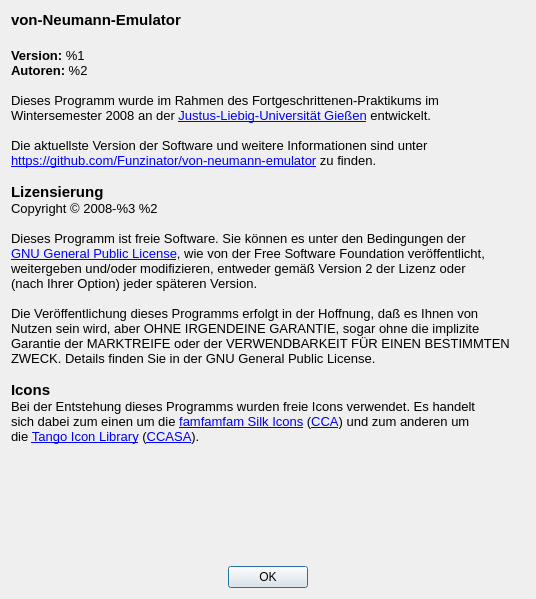
First picture: the form in ui/AboutDialog.ui, repository Funzinator/von-neumann-emulator, before the edit.
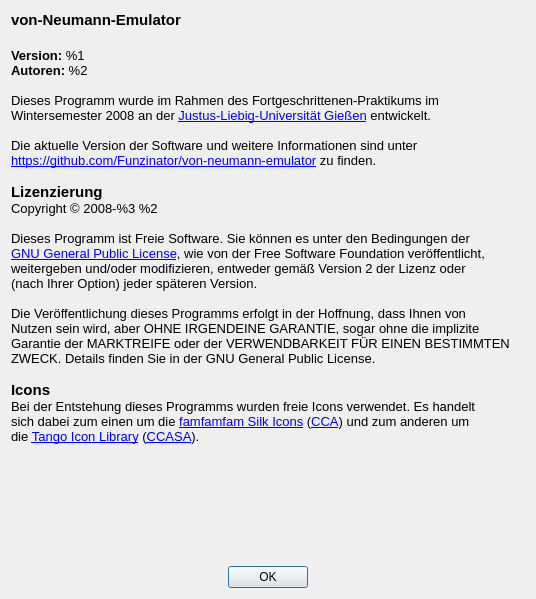
Second picture: the form after the edit.

Commit message: Korrektur Rechtschreibung

Patch:
```diff
--- a/ui/AboutDialog.ui
+++ b/ui/AboutDialog.ui
@@ -33,18 +33,18 @@
 &lt;p style=" margin-top:0px; margin-bottom:0px; margin-left:0px; margin-right:0px; -qt-block-indent:0; text-indent:0px;">Dieses Programm wurde im Rahmen des Fortgeschrittenen-Praktikums im&lt;/p>
 &lt;p style=" margin-top:0px; margin-bottom:0px; margin-left:0px; margin-right:0px; -qt-block-indent:0; text-indent:0px;">Wintersemester 2008 an der &lt;a href="http://www.uni-giessen.de/">&lt;span style=" text-decoration: underline; color:#0000ff;">Justus-Liebig-Universität Gießen&lt;/span>&lt;/a> entwickelt.&lt;/p>
 &lt;p style="-qt-paragraph-type:empty; margin-top:0px; margin-bottom:0px; margin-left:0px; margin-right:0px; -qt-block-indent:0; text-indent:0px;">&lt;/p>
-&lt;p style=" margin-top:0px; margin-bottom:0px; margin-left:0px; margin-right:0px; -qt-block-indent:0; text-indent:0px;">Die aktuellste Version der Software und weitere Informationen sind unter&lt;/p>
+&lt;p style=" margin-top:0px; margin-bottom:0px; margin-left:0px; margin-right:0px; -qt-block-indent:0; text-indent:0px;">Die aktuelle Version der Software und weitere Informationen sind unter&lt;/p>
 &lt;p style=" margin-top:0px; margin-bottom:0px; margin-left:0px; margin-right:0px; -qt-block-indent:0; text-indent:0px;">&lt;a href="https://github.com/Funzinator/von-neumann-emulator">&lt;span style=" text-decoration: underline; color:#0000ff;">https://github.com/Funzinator/von-neumann-emulator&lt;/span>&lt;/a> zu finden.&lt;/p>
 &lt;p style="-qt-paragraph-type:empty; margin-top:0px; margin-bottom:0px; margin-left:0px; margin-right:0px; -qt-block-indent:0; text-indent:0px;">&lt;/p>
-&lt;p style=" margin-top:0px; margin-bottom:0px; margin-left:0px; margin-right:0px; -qt-block-indent:0; text-indent:0px;">&lt;span style=" font-size:11pt; font-weight:600;">Lizensierung&lt;/span>&lt;/p>
+&lt;p style=" margin-top:0px; margin-bottom:0px; margin-left:0px; margin-right:0px; -qt-block-indent:0; text-indent:0px;">&lt;span style=" font-size:11pt; font-weight:600;">Lizenzierung&lt;/span>&lt;/p>
 &lt;p style=" margin-top:0px; margin-bottom:0px; margin-left:0px; margin-right:0px; -qt-block-indent:0; text-indent:0px;">Copyright © 2008-%3 %2&lt;/p>
 &lt;p style="-qt-paragraph-type:empty; margin-top:0px; margin-bottom:0px; margin-left:0px; margin-right:0px; -qt-block-indent:0; text-indent:0px;">&lt;/p>
-&lt;p style=" margin-top:0px; margin-bottom:0px; margin-left:0px; margin-right:0px; -qt-block-indent:0; text-indent:0px;">Dieses Programm ist freie Software. Sie können es unter den Bedingungen der&lt;/p>
+&lt;p style=" margin-top:0px; margin-bottom:0px; margin-left:0px; margin-right:0px; -qt-block-indent:0; text-indent:0px;">Dieses Programm ist Freie Software. Sie können es unter den Bedingungen der&lt;/p>
 &lt;p style=" margin-top:0px; margin-bottom:0px; margin-left:0px; margin-right:0px; -qt-block-indent:0; text-indent:0px;">&lt;a href="http://www.gnu.org/licenses/gpl-2.0.html">&lt;span style=" text-decoration: underline; color:#0000ff;">GNU General Public License&lt;/span>&lt;/a>, wie von der Free Software Foundation veröffentlicht,&lt;/p>
 &lt;p style=" margin-top:0px; margin-bottom:0px; margin-left:0px; margin-right:0px; -qt-block-indent:0; text-indent:0px;">weitergeben und/oder modifizieren, entweder gemäß Version 2 der Lizenz oder&lt;/p>
 &lt;p style=" margin-top:0px; margin-bottom:0px; margin-left:0px; margin-right:0px; -qt-block-indent:0; text-indent:0px;">(nach Ihrer Option) jeder späteren Version.&lt;/p>
 &lt;p style="-qt-paragraph-type:empty; margin-top:0px; margin-bottom:0px; margin-left:0px; margin-right:0px; -qt-block-indent:0; text-indent:0px;">&lt;/p>
-&lt;p style=" margin-top:0px; margin-bottom:0px; margin-left:0px; margin-right:0px; -qt-block-indent:0; text-indent:0px;">Die Veröffentlichung dieses Programms erfolgt in der Hoffnung, daß es Ihnen von&lt;/p>
+&lt;p style=" margin-top:0px; margin-bottom:0px; margin-left:0px; margin-right:0px; -qt-block-indent:0; text-indent:0px;">Die Veröffentlichung dieses Programms erfolgt in der Hoffnung, dass Ihnen von&lt;/p>
 &lt;p style=" margin-top:0px; margin-bottom:0px; margin-left:0px; margin-right:0px; -qt-block-indent:0; text-indent:0px;">Nutzen sein wird, aber OHNE IRGENDEINE GARANTIE, sogar ohne die implizite&lt;/p>
 &lt;p style=" margin-top:0px; margin-bottom:0px; margin-left:0px; margin-right:0px; -qt-block-indent:0; text-indent:0px;">Garantie der MARKTREIFE oder der VERWENDBARKEIT FÜR EINEN BESTIMMTEN&lt;/p>
 &lt;p style=" margin-top:0px; margin-bottom:0px; margin-left:0px; margin-right:0px; -qt-block-indent:0; text-indent:0px;">ZWECK. Details finden Sie in der GNU General Public License.&lt;/p>
```
